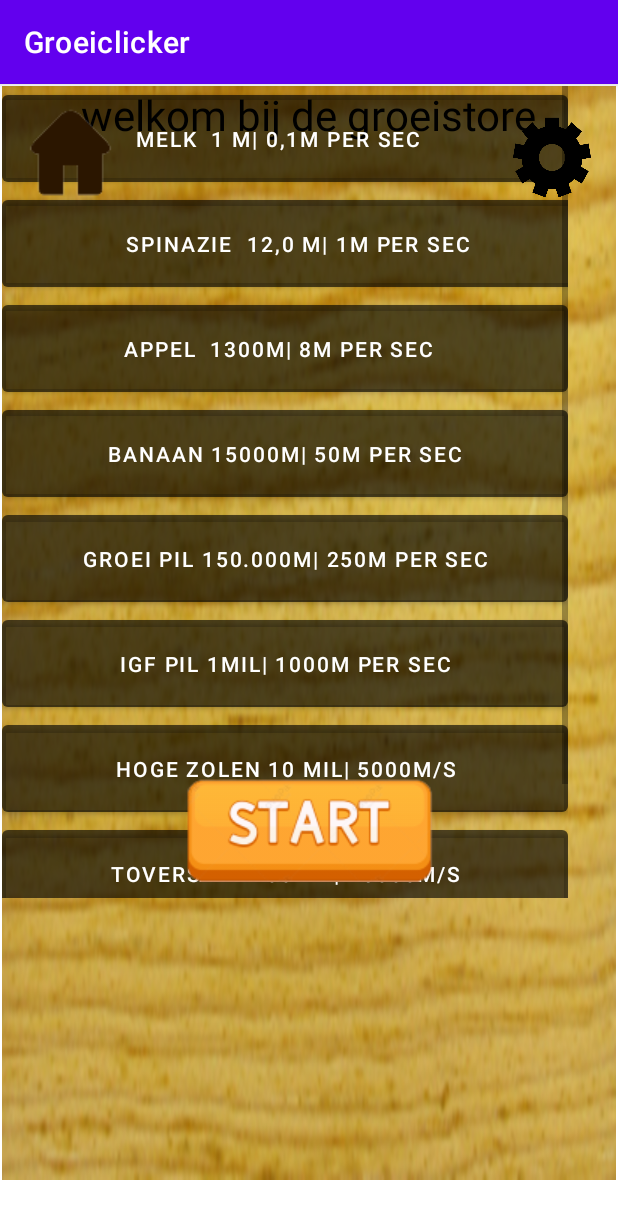
After one commit to R0elie/Groeiclicker2.0, an Android app: the groei_store screen opened through its navigation route, on a phone screen of 412 x 824 dp. The commit adds this screen. Shown: the top 1219 px of the screen. Run offline under Robolectric (Android 15) with nearby library versions, the phone set to English and light mode, and no system bars.

Commit message:
groeistore maken

```diff
--- /dev/null
+++ b/app/src/main/java/com/example/groeiclicker/groei_store.kt
@@ -0,0 +1,59 @@
+package com.example.groeiclicker
+
+import android.os.Bundle
+import androidx.fragment.app.Fragment
+import android.view.LayoutInflater
+import android.view.View
+import android.view.ViewGroup
+
+// TODO: Rename parameter arguments, choose names that match
+// the fragment initialization parameters, e.g. ARG_ITEM_NUMBER
+private const val ARG_PARAM1 = "param1"
+private const val ARG_PARAM2 = "param2"
+
+/**
+ * A simple [Fragment] subclass.
+ * Use the [groei_store.newInstance] factory method to
+ * create an instance of this fragment.
+ */
+class groei_store : Fragment() {
+    // TODO: Rename and change types of parameters
+    private var param1: String? = null
+    private var param2: String? = null
+
+    override fun onCreate(savedInstanceState: Bundle?) {
+        super.onCreate(savedInstanceState)
+        arguments?.let {
+            param1 = it.getString(ARG_PARAM1)
+            param2 = it.getString(ARG_PARAM2)
+        }
+    }
+
+    override fun onCreateView(
+        inflater: LayoutInflater, container: ViewGroup?,
+        savedInstanceState: Bundle?
+    ): View? {
+        // Inflate the layout for this fragment
+        return inflater.inflate(R.layout.fragment_groei_store, container, false)
+    }
+
+    companion object {
+        /**
+         * Use this factory method to create a new instance of
+         * this fragment using the provided parameters.
+         *
+         * @param param1 Parameter 1.
+         * @param param2 Parameter 2.
+         * @return A new instance of fragment groei_store.
+         */
+        // TODO: Rename and change types and number of parameters
+        @JvmStatic
+        fun newInstance(param1: String, param2: String) =
+            groei_store().apply {
+                arguments = Bundle().apply {
+                    putString(ARG_PARAM1, param1)
+                    putString(ARG_PARAM2, param2)
+                }
+            }
+    }
+}
--- a/app/src/main/res/layout/fragment_blank.xml
+++ b/app/src/main/res/layout/fragment_blank.xml
@@ -12,19 +12,19 @@
 
     <EditText
         android:id="@+id/editTextTextPersonName2"
-        android:layout_width="270dp"
-        android:layout_height="111dp"
+        android:layout_width="304dp"
+        android:layout_height="126dp"
         android:ems="10"
         android:fontFamily="sans-serif"
         android:inputType="textPersonName"
         android:text="Welkom bij Groeiclicker"
-        android:textSize="24sp"
+        android:textSize="28sp"
         app:layout_constraintBottom_toBottomOf="parent"
         app:layout_constraintEnd_toEndOf="parent"
-        app:layout_constraintHorizontal_bias="0.496"
+        app:layout_constraintHorizontal_bias="0.411"
         app:layout_constraintStart_toStartOf="parent"
         app:layout_constraintTop_toTopOf="parent"
-        app:layout_constraintVertical_bias="0.106" />
+        app:layout_constraintVertical_bias="0.008" />
 
     <ImageButton
         android:id="@+id/imageButton8"
@@ -42,29 +42,34 @@
 
     <ImageButton
         android:id="@+id/imageButton5"
-        android:layout_width="373dp"
-        android:layout_height="320dp"
+        android:layout_width="315dp"
+        android:layout_height="278dp"
         android:backgroundTint="#00FFFFFF"
-        android:rotation="-41"
+        android:rotation="360"
         android:rotationX="360"
-        android:rotationY="21"
+        android:rotationY="360"
         android:scaleType="fitXY"
         android:src="@drawable/hele_maai"
-        tools:layout_editor_absoluteX="-104dp"
-        tools:layout_editor_absoluteY="205dp" />
+        app:layout_constraintBottom_toBottomOf="parent"
+        app:layout_constraintEnd_toEndOf="parent"
+        app:layout_constraintHorizontal_bias="0.26"
+        app:layout_constraintStart_toStartOf="parent"
+        app:layout_constraintTop_toTopOf="parent"
+        app:layout_constraintVertical_bias="0.45" />
 
     <ImageButton
         android:id="@+id/imageButton2"
-        android:layout_width="323dp"
-        android:layout_height="199dp"
+        android:layout_width="276dp"
+        android:layout_height="149dp"
         android:backgroundTint="#00FFFFFF"
         android:scaleType="fitXY"
         android:src="@drawable/schermafbeelding_2024_01_17_140134"
         app:layout_constraintBottom_toBottomOf="parent"
         app:layout_constraintEnd_toEndOf="parent"
+        app:layout_constraintHorizontal_bias="0.474"
         app:layout_constraintStart_toStartOf="parent"
         app:layout_constraintTop_toTopOf="parent"
-        app:layout_constraintVertical_bias="0.686" />
+        app:layout_constraintVertical_bias="0.749" />
 
     <TextView
         android:id="@+id/textView2"
@@ -72,10 +77,10 @@
         android:layout_height="wrap_content"
         android:text="ben je klein en wil je groter worden?"
         android:textColor="#000000"
-        android:textSize="16sp"
+        android:textSize="18sp"
         app:layout_constraintBottom_toBottomOf="parent"
         app:layout_constraintEnd_toEndOf="parent"
-        app:layout_constraintHorizontal_bias="0.496"
+        app:layout_constraintHorizontal_bias="0.434"
         app:layout_constraintStart_toStartOf="parent"
         app:layout_constraintTop_toTopOf="parent"
         app:layout_constraintVertical_bias="0.128" />
@@ -86,12 +91,12 @@
         android:layout_height="wrap_content"
         android:text="speel dan groeiclicker"
         android:textColor="#000000"
-        android:textSize="16sp"
+        android:textSize="18sp"
         app:layout_constraintBottom_toBottomOf="parent"
         app:layout_constraintEnd_toEndOf="parent"
-        app:layout_constraintHorizontal_bias="0.498"
+        app:layout_constraintHorizontal_bias="0.447"
         app:layout_constraintStart_toStartOf="parent"
         app:layout_constraintTop_toTopOf="parent"
-        app:layout_constraintVertical_bias="0.159" />
+        app:layout_constraintVertical_bias="0.169" />
 
 </androidx.constraintlayout.widget.ConstraintLayout>
--- /dev/null
+++ b/app/src/main/res/layout/fragment_groei_store.xml
@@ -0,0 +1,132 @@
+<?xml version="1.0" encoding="utf-8"?>
+<androidx.constraintlayout.widget.ConstraintLayout xmlns:android="http://schemas.android.com/apk/res/android"
+    xmlns:app="http://schemas.android.com/apk/res-auto"
+    xmlns:tools="http://schemas.android.com/tools"
+    android:id="@+id/frameLayout2"
+    android:layout_width="match_parent"
+    android:layout_height="match_parent"
+    android:background="@drawable/achtergrond"
+    tools:context=".groei_store">
+
+    <ImageButton
+        android:id="@+id/imageButton6"
+        android:layout_width="76dp"
+        android:layout_height="74dp"
+        android:backgroundTint="#00FFFFFF"
+        android:scaleType="fitXY"
+        android:src="@drawable/settings"
+        app:layout_constraintBottom_toBottomOf="parent"
+        app:layout_constraintEnd_toEndOf="parent"
+        app:layout_constraintHorizontal_bias="0.985"
+        app:layout_constraintStart_toStartOf="parent"
+        app:layout_constraintTop_toTopOf="parent"
+        app:layout_constraintVertical_bias="0.016" />
+
+    <TextView
+        android:id="@+id/textView4"
+        android:layout_width="wrap_content"
+        android:layout_height="wrap_content"
+        android:text="welkom bij de groeistore"
+        android:textColor="#000000"
+        android:textSize="28sp"
+        app:layout_constraintEnd_toEndOf="parent"
+        app:layout_constraintHorizontal_bias="0.495"
+        app:layout_constraintStart_toStartOf="parent"
+        tools:layout_editor_absoluteY="85dp" />
+
+    <ScrollView
+        android:layout_width="377dp"
+        android:layout_height="541dp"
+        tools:layout_editor_absoluteX="18dp"
+        tools:layout_editor_absoluteY="174dp">
+
+        <LinearLayout
+            android:layout_width="match_parent"
+            android:layout_height="wrap_content"
+            android:orientation="vertical" >
+
+            <LinearLayout
+                android:layout_width="match_parent"
+                android:layout_height="match_parent">
+
+                <Button
+                    android:id="@+id/button15"
+                    android:layout_width="match_parent"
+                    android:layout_height="70dp"
+                    android:backgroundTint="#65000000"
+                    android:text="melk  1 m| 0,1m per sec  " />
+
+            </LinearLayout>
+
+            <Button
+                android:id="@+id/button14"
+                android:layout_width="394dp"
+                android:layout_height="70dp"
+                android:backgroundTint="#65000000"
+                android:text="spinazie  12,0 m| 1m per sec"
+                app:strokeColor="#000000" />
+
+            <Button
+                android:id="@+id/button11"
+                android:layout_width="match_parent"
+                android:layout_height="70dp"
+                android:backgroundTint="#65000000"
+                android:text="appel  1300m| 8m per sec  " />
+
+            <Button
+                android:id="@+id/button10"
+                android:layout_width="match_parent"
+                android:layout_height="70dp"
+                android:backgroundTint="#65000000"
+                android:text="banaan 15000m| 50m per sec" />
+
+            <Button
+                android:id="@+id/button"
+                android:layout_width="match_parent"
+                android:layout_height="70dp"
+                android:backgroundTint="#65000000"
+                android:text="groei pil 150.000m| 250m per sec" />
+
+            <Button
+                android:id="@+id/button2"
+                android:layout_width="match_parent"
+                android:layout_height="70dp"
+                android:backgroundTint="#65000000"
+                android:text="igf pil 1mil| 1000m per sec" />
+
+            <Button
+                android:id="@+id/button4"
+                android:layout_width="match_parent"
+                android:layout_height="70dp"
+                android:backgroundTint="#65000000"
+                android:text="hoge zolen 10 mil| 5000m/s" />
+
+            <Button
+                android:id="@+id/button5"
+                android:layout_width="match_parent"
+                android:layout_height="70dp"
+                android:backgroundTint="#65000000"
+                android:text="toverstaf 100mil| 25000m/s" />
+
+            <Button
+                android:id="@+id/button7"
+                android:layout_width="match_parent"
+                android:layout_height="70dp"
+                android:backgroundTint="#65000000"
+                android:text="opnieuw 10 biljoen" />
+
+        </LinearLayout>
+    </ScrollView>
+
+    <ImageButton
+        android:id="@+id/imageButton3"
+        android:layout_width="79dp"
+        android:layout_height="88dp"
+        android:backgroundTint="#00291B1B"
+        android:src="@drawable/huisje"
+        app:layout_constraintBottom_toBottomOf="parent"
+        app:layout_constraintTop_toTopOf="parent"
+        app:layout_constraintVertical_bias="0.0"
+        tools:layout_editor_absoluteX="-12dp" />
+
+</androidx.constraintlayout.widget.ConstraintLayout>
--- a/app/src/main/res/navigation/navigation.xml
+++ b/app/src/main/res/navigation/navigation.xml
@@ -10,4 +10,9 @@
         android:name="com.example.groeiclicker.BlankFragment"
         android:label="fragment_blank"
         tools:layout="@layout/fragment_blank" />
+    <fragment
+        android:id="@+id/groei_store"
+        android:name="com.example.groeiclicker.groei_store"
+        android:label="fragment_groei_store"
+        tools:layout="@layout/fragment_groei_store" />
 </navigation>
```
Also changed, not shown: app/src/main/res/drawable-mdpi/huisje.png (added).
